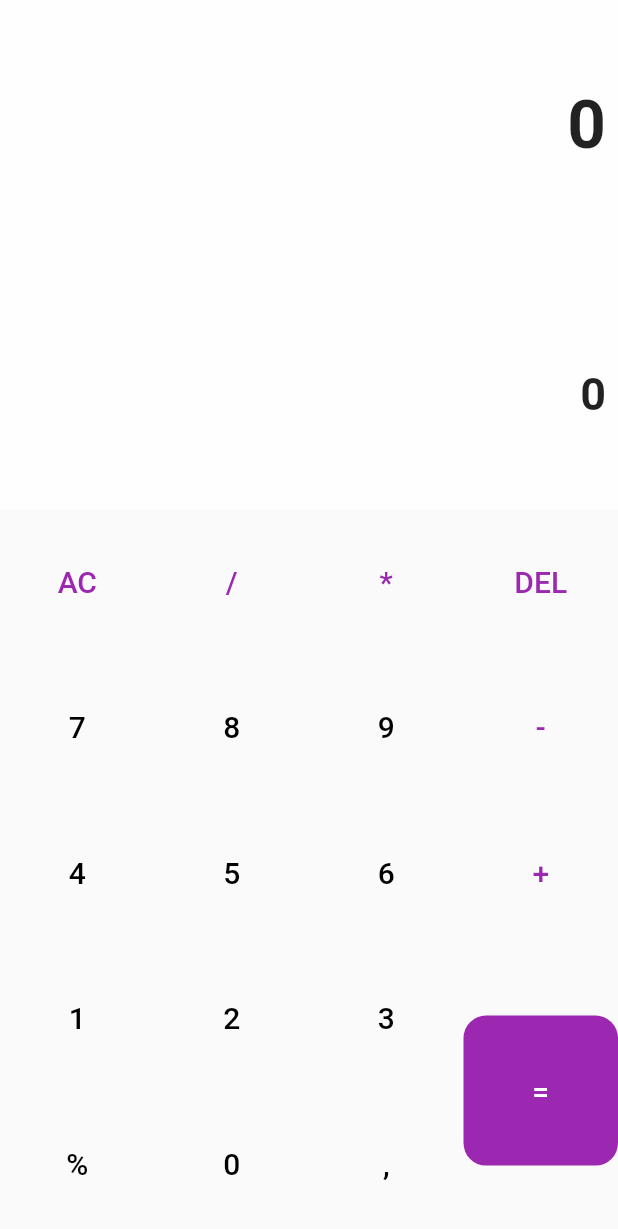
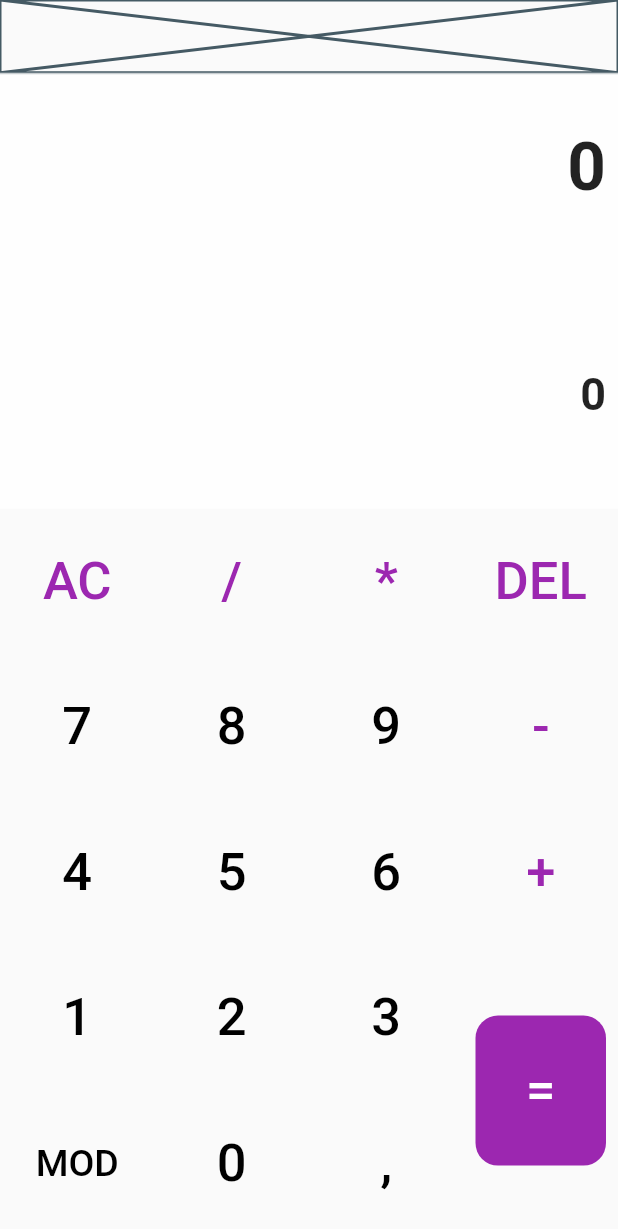
Before and after one commit to Gnac05/Calculator, a Flutter app: the screen it shows after launch, on a phone screen of 412 x 824 dp. Shown: the top 1229 px of the screen. Run offline on Flutter 3.47's test engine with Material 2 defaults, Android fonts, the phone set to English and light mode, and no system bars; our stand-ins replace math_expressions.

Commit message:
second commit

```diff
--- a/lib/screen/classique_calculator.dart
+++ b/lib/screen/classique_calculator.dart
@@ -17,6 +17,46 @@ class _ClassiqueState extends State<Classique> {
   double size_expression = 45;
   double size_result = 30;
 
+  // Fonctions utils
+  //1
+  sequencer(String number) {
+    int length = number.length;
+    String newnomnber = '';
+    while (length > 3) {
+      newnomnber = number.substring(number.length - 3) + newnomnber;
+      number = number.substring(0, number.length - 3);
+      newnomnber = ' ' + newnomnber;
+      length -= 3;
+    }
+    newnomnber = number + newnomnber;
+    number = newnomnber;
+    return number;
+  }
+
+  //2
+  //true : comma is inside
+  //false : comma is not inside
+  bool detector_of_comma(int length, String text) {
+    int i = 0;
+    int a = text.codeUnits[0];
+    while (i < length && a != 44) {
+      i += 1;
+      if (i == length) {
+        break;
+      } else {
+        a = text.codeUnits[i];
+      }
+    }
+    if (i < length) {
+      //print('Il y a une virgule dans $text');
+      return true;
+    } else {
+      //print('Il ny a pas une virgule dans $text');
+      return false;
+    }
+  }
+
+//3 head
   changed(String symbol) {
     setState(() {
       if (symbol == '=') {
@@ -38,6 +78,9 @@ class _ClassiqueState extends State<Classique> {
             expression.length == 1
                 ? expression = '0'
                 : expression = expression.substring(0, expression.length - 1);
+            if (expression.substring(expression.length - 3) == 'MOD') {
+              expression = expression.substring(0, expression.length - 3);
+            }
             break;
           }
         case "=":
@@ -54,12 +97,15 @@ class _ClassiqueState extends State<Classique> {
             } catch (e) {
               result = 'ERROR';
             }
+            if (result.substring(result.length - 2) == ',0') {
+              result = result.substring(0, result.length - 2);
+            }
+
             break;
           }
         default:
-
           if (expression == "0") {
-            if (symbol==",") {
+            if (symbol == ",") {
               expression = expression + symbol;
             } else {
               expression = symbol;
@@ -71,6 +117,7 @@ class _ClassiqueState extends State<Classique> {
           String equation = '';
           equation = expression;
           equation = equation.replaceAll(',', '.');
+          equation = equation.replaceAll('MOD', '%');
           try {
             Parser p = Parser();
             Expression exp = p.parse(equation);
@@ -78,9 +125,11 @@ class _ClassiqueState extends State<Classique> {
             result = '${exp.evaluate(EvaluationType.REAL, cm)}';
             result = result.replaceAll('.', ',');
           } catch (e) {
-              result="...";
+            result = "...";
           }
-
+          if (result.substring(result.length - 2) == ',0') {
+            result = result.substring(0, result.length - 2);
+          }
       }
     });
   }
@@ -90,28 +139,37 @@ class _ClassiqueState extends State<Classique> {
       onPressed: () => changed(text),
       child: Text(
         text,
-        style: TextStyle(color: color, fontSize: 20),
+        style: TextStyle(color: color, fontSize: text == 'MOD' ? 25 : 35),
       ),
     );
   }
 
+  //Same actions that the last function but with color blue
+  // Widget TextColor(String text, Color color) {
+  //   return ElevatedButton(
+  //     onPressed: () => changed(text),
+  //     child: Text(
+  //       text,
+  //       style: TextStyle(color: color, fontSize: text=='MOD'? 25 : 35),
+  //     ),
+  //   );
+  // }
+
   @override
   Widget build(BuildContext context) {
-    return Scaffold(
+    return SafeArea(
+      child: Scaffold(
         body: Column(
           children: [
-          Expanded(
+            const Expanded(
               flex: 1,
-              child: Container(
-                decoration: const BoxDecoration(color: Colors.white70),
-              )),
+              child: Placeholder(),
+            ),
 
             //operation
             Expanded(
                 flex: 6,
                 child: Container(
-                width: 1000,
-                height: 1000,
                   decoration: const BoxDecoration(color: Colors.white70),
                   child: Column(
                     children: [
@@ -125,11 +183,15 @@ class _ClassiqueState extends State<Classique> {
                               reverse: true,
                               scrollDirection: Axis.horizontal,
                               children: [
-                              Text(
+                                Padding(
+                                  padding:
+                                      const EdgeInsets.symmetric(vertical: 28),
+                                  child: Text(
                                     expression,
                                     style: TextStyle(
                                         fontSize: size_expression,
                                         fontWeight: FontWeight.bold),
+                                  ),
                                 ),
                               ],
                             ),
@@ -142,7 +204,13 @@ class _ClassiqueState extends State<Classique> {
                           child: Container(
                             alignment: Alignment.centerRight,
                             child: Text(
-                            result,
+                              result.codeUnits[0] > 47
+                                  ? result.codeUnits[0] < 58
+                                      ? detector_of_comma(result.length, result)
+                                          ? result
+                                          : sequencer(result)
+                                      : result
+                                  : result,
                               style: TextStyle(
                                   fontSize: size_result,
                                   fontWeight: FontWeight.bold),
@@ -156,7 +224,9 @@ class _ClassiqueState extends State<Classique> {
 
             Expanded(
               flex: 10,
-              child: Column(
+              child: PageView(
+                children: [
+                  Column(
                     children: [
                       // première ligne
                       Expanded(
@@ -221,7 +291,8 @@ class _ClassiqueState extends State<Classique> {
                                         child: Row(
                                       children: [
                                         Expanded(
-                                        child: ColorText("%", Colors.black)),
+                                            child:
+                                                ColorText("MOD", Colors.black)),
                                         Expanded(
                                             child: ColorText("0", Colors.black)),
                                         Expanded(
@@ -231,6 +302,8 @@ class _ClassiqueState extends State<Classique> {
                                   ],
                                 )),
                             Expanded(
+                                child: Padding(
+                              padding: const EdgeInsets.all(8.0),
                               child: Container(
                                 height: 100,
                                 width: 40,
@@ -239,13 +312,64 @@ class _ClassiqueState extends State<Classique> {
                                     borderRadius:
                                         BorderRadius.all(Radius.circular(15))),
                                 child: ColorText("=", Colors.white),
+                              ),
                             )),
                           ],
                         ),
                       )
                     ],
-              ))
+                  ),
+
+                  //scientis keyboard
+                  Column(
+                    children: [
+                      Expanded(child: Row(
+                        children:const [
+                          Expanded(child: Placeholder()),
+                          Expanded(child: Placeholder()),
+                          Expanded(child: Placeholder()),
+                          Expanded(child: Placeholder()),
                         ],
+                      )),
+                      Expanded(child: Row(
+                        children:const [
+                          Expanded(child: Placeholder()),
+                          Expanded(child: Placeholder()),
+                          Expanded(child: Placeholder()),
+                          Expanded(child: Placeholder()),
+                        ],
+                      )),
+                      Expanded(child: Row(
+                        children:const [
+                          Expanded(child: Placeholder()),
+                          Expanded(child: Placeholder()),
+                          Expanded(child: Placeholder()),
+                          Expanded(child: Placeholder()),
+                        ],
+                      )),
+                      Expanded(child: Row(
+                        children:const [
+                          Expanded(child: Placeholder()),
+                          Expanded(child: Placeholder()),
+                          Expanded(child: Placeholder()),
+                          Expanded(child: Placeholder()),
+                        ],
+                      )),
+                      Expanded(child: Row(
+                        children:const [
+                          Expanded(child: Placeholder()),
+                          Expanded(child: Placeholder()),
+                          Expanded(child: Placeholder()),
+                          Expanded(child: Placeholder()),
+                        ],
+                      )),
+                    ],
+                  )
+                ],
+              ),
+            )
+          ],
+        ),
       ),
     );
   }
@@ -263,7 +387,6 @@ class _ClassiqueState extends State<Classique> {
 
 // class _ColorTextState extends State<ColorText> {
 
-
 //   @override
 //   Widget build(BuildContext context) {
 //     return TextButton(
```
Lines whose indentation alone changed are shown as unchanged.
